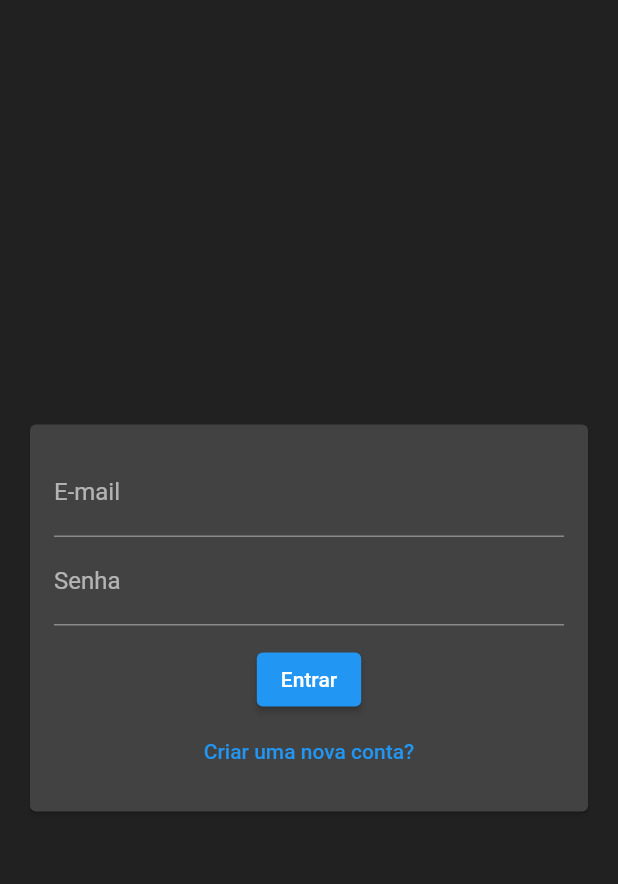
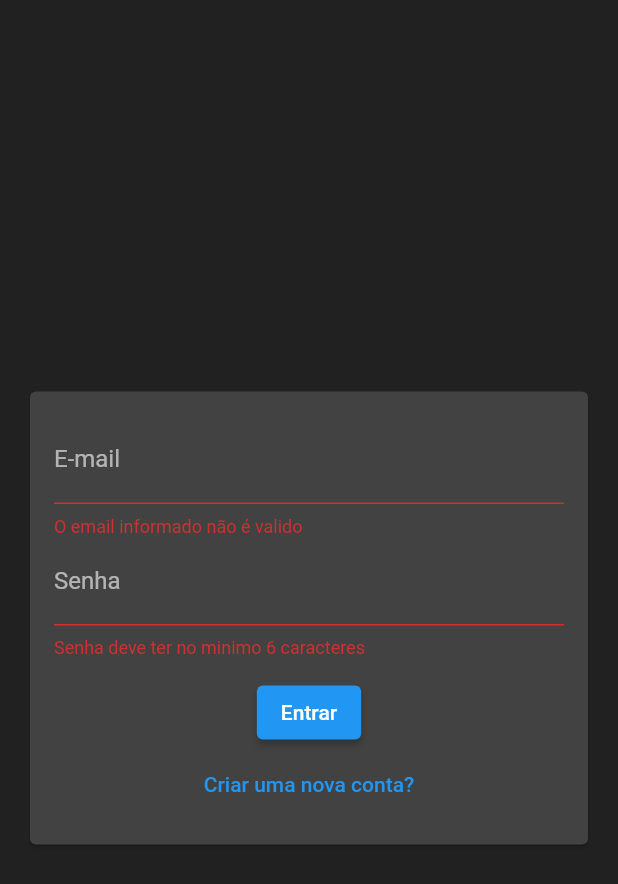
Before and after one commit to RFBruno/flutter-chatt, a Flutter app: the screen it shows after launch, after a tap on "Entrar", on a phone screen of 412 x 824 dp. Shown: the top 884 px of the screen. Run offline on Flutter 3.47's test engine with Material 2 defaults, Android fonts, the phone set to English and light mode, and no system bars.

```diff
--- a/lib/components/auth_form.dart
+++ b/lib/components/auth_form.dart
@@ -1,13 +1,9 @@
-import 'dart:developer';
-import 'dart:math';
-
 import 'package:flutter/material.dart';
-import 'package:flutter/src/widgets/framework.dart';
-import 'package:flutter/src/widgets/placeholder.dart';
 import 'package:flutter_chat/models/auth_form_data.dart';
 
 class AuthForm extends StatefulWidget {
-  const AuthForm({super.key});
+  final void Function(AuthFormData) onSubmit;
+  const AuthForm({super.key, required this.onSubmit});
 
   @override
   State<AuthForm> createState() => _AuthFormState();
@@ -18,7 +14,11 @@ class _AuthFormState extends State<AuthForm> {
   final _formData = AuthFormData();
 
   void _submit() {
-    _formKey.currentState?.validate();
+    final isValid = _formKey.currentState?.validate() ?? false;
+
+    if(!isValid)return;
+
+    widget.onSubmit(_formData);
   }
 
   @override
@@ -33,16 +33,46 @@ class _AuthFormState extends State<AuthForm> {
               children: [
                 if(_formData.isSignup)
                 TextFormField(
+                  key: const ValueKey('name'),
+                  initialValue: _formData.name,
+                  onChanged: (value) => _formData.name = value,
+                  validator: (value) {
+                    final name = value ?? '';
+                    if (name.trim().length < 5) {
+                      return 'Nome deve ter no minimo 5 caracteres';
+                    }
+                    return null;
+                  },
                   decoration: const InputDecoration(
                     labelText: 'Nome',
                   ),
                 ),
                 TextFormField(
+                  key: const ValueKey('email'),
+                  initialValue: _formData.email,
+                  onChanged: (value) => _formData.email = value,
+                  validator: (value) {
+                    final email = value ?? '';
+                    if (!email.contains('@')) {
+                      return 'O email informado não é valido';
+                    }
+                    return null;
+                  },
                   decoration: const InputDecoration(
                     labelText: 'E-mail',
                   ),
                 ),
                 TextFormField(
+                  key: const ValueKey('password'),
+                  initialValue: _formData.password,
+                  onChanged: (value) => _formData.password = value,
+                  validator: (value) {
+                    final name = value ?? '';
+                    if (name.length < 6) {
+                      return 'Senha deve ter no minimo 6 caracteres';
+                    }
+                    return null;
+                  },
                   decoration: const InputDecoration(
                     labelText: 'Senha',
                   ),
@@ -53,7 +83,7 @@ class _AuthFormState extends State<AuthForm> {
                 ),
                 ElevatedButton(
                   onPressed: _submit,
-                  child: const Text('Entrar'),
+                  child: Text(_formData.isSignup ? 'Cadastrar' : 'Entrar'),
                 ),
                 TextButton(
                   onPressed: () {
--- a/lib/pages/auth_page.dart
+++ b/lib/pages/auth_page.dart
@@ -1,19 +1,50 @@
 import 'package:flutter/material.dart';
-import 'package:flutter/src/widgets/framework.dart';
-import 'package:flutter/src/widgets/placeholder.dart';
 import 'package:flutter_chat/components/auth_form.dart';
+import 'package:flutter_chat/models/auth_form_data.dart';
 
-class AuthPage extends StatelessWidget {
+class AuthPage extends StatefulWidget {
   const AuthPage({super.key});
+
+  @override
+  State<AuthPage> createState() => _AuthPageState();
+}
+
+class _AuthPageState extends State<AuthPage> {
+
+  bool _isLoading = false;
+
+  void _handleSubmit(AuthFormData formData){
+    setState(() {
+      _isLoading = true;
+    });
+    print('AuthPage');
+    print({formData.email, formData.password});
+
+    setState(() {
+      _isLoading = false;
+    });
+  }
 
   @override
   Widget build(BuildContext context) {
     return Scaffold(
       backgroundColor: Theme.of(context).primaryColor,
-      body: Center(
-        child: SingleChildScrollView(
-          child: AuthForm(),
-        ),
+      body: Stack(
+        children: [
+          Center(
+            child: SingleChildScrollView(
+
+              child: AuthForm(onSubmit: _handleSubmit),
+            ),
+          ),
+          if(_isLoading)
+          Container(
+            decoration: const BoxDecoration(
+              color: Color.fromRGBO(0, 0, 0, 0.6)
+            ),
+            child: const Center(child: CircularProgressIndicator()),
+          )
+        ],
       ),
     );
   }
```
